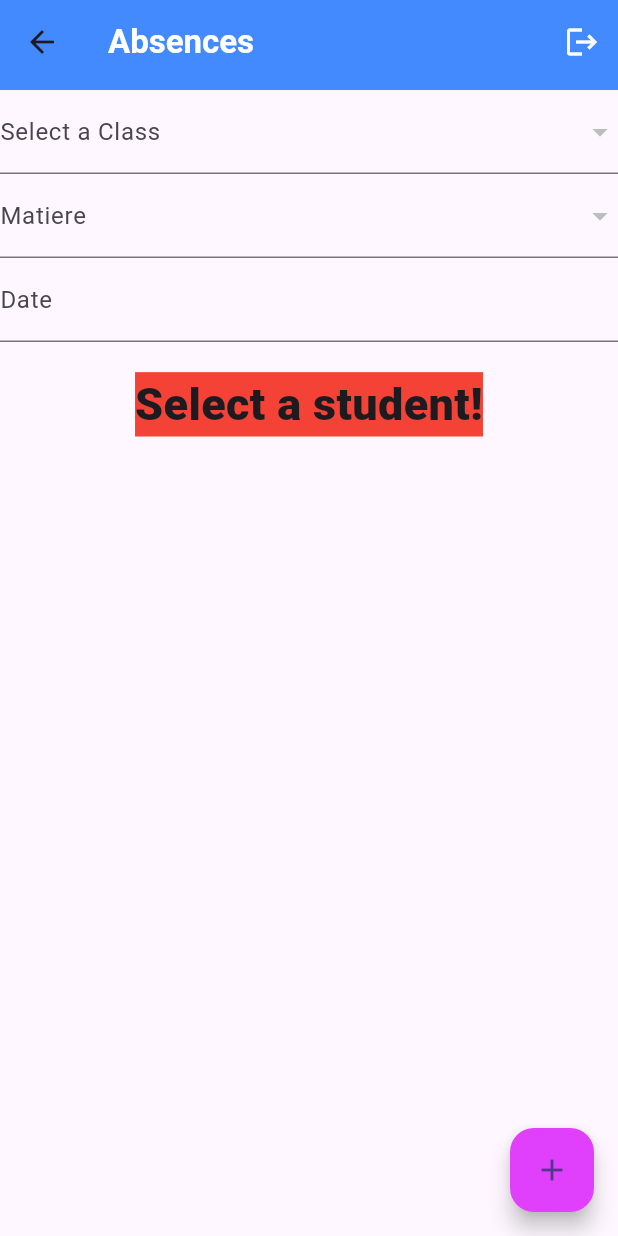
After one commit to zettabyte918/flutter-spring-scol, a Flutter app: the AbsenceScreen_2 screen opened by its route, on a phone screen of 412 x 824 dp. The commit adds this screen. Run offline on Flutter 3.47's test engine with Material 3 defaults, Android fonts, the phone set to English and light mode, and no system bars; our stand-ins replace animated_text_kit, flutter_slidable, google_fonts; missing offline and left inert: dart:ffi; network calls fail.

Commit message:
add screen 2

```diff
--- a/lib/main.dart
+++ b/lib/main.dart
@@ -1,6 +1,7 @@
 import 'package:flutter/material.dart';
 import 'package:tp70/screen/absencescreen.dart';
 import 'package:tp70/screen/absencescreen_1.dart';
+import 'package:tp70/screen/absencescreen_2.dart';
 import 'package:tp70/screen/matierescreen.dart';
 
 import 'screen/classscreen.dart';
@@ -25,6 +26,7 @@ class MyApp extends StatelessWidget {
         '/matier': (context) => MatiereScreen(),
         '/absences': (context) => AbsenceScreen(),
         '/absences_1': (context) => AbsenceScreen_1(),
+        '/absences_2': (context) => AbsenceScreen_2(),
         '/formation': (context) => FormationScreen()
       },
     );
--- /dev/null
+++ b/lib/screen/absencescreen_2.dart
@@ -0,0 +1,330 @@
+import 'package:flutter/material.dart';
+import 'package:flutter_slidable/flutter_slidable.dart';
+import 'package:http/http.dart';
+import 'package:intl/intl.dart';
+import 'package:tp70/entities/absence.dart';
+import 'package:tp70/entities/student.dart';
+import 'package:tp70/services/classeservice.dart';
+import 'package:tp70/entities/matier.dart';
+import 'package:tp70/template/dialog/absencedialog.dart';
+import 'package:tp70/template/dialog/classedialog.dart';
+import 'package:tp70/template/dialog/matierdialog.dart';
+import 'package:tp70/template/navbar.dart';
+import 'package:http/http.dart' as http;
+import 'package:http/http.dart';
+import 'dart:convert';
+import '../entities/classe.dart';
+
+class AbsenceScreen_2 extends StatefulWidget {
+  @override
+  AbsenceScreen_2State createState() => AbsenceScreen_2State();
+}
+
+class AbsenceScreen_2State extends State<AbsenceScreen_2> {
+  List<Classe> classes = [];
+  List<Student> students = [];
+  Classe? selectedClass;
+  Student? selectedStudent;
+  List<Absence>? absences;
+
+  // part 1
+  List<Matier>? matiers;
+  Matier? selectedMatiere;
+  TextEditingController dateCtrl = TextEditingController();
+  DateTime selectedDate = DateTime.now();
+
+  Future<void> _selectDate(BuildContext context) async {
+    DateTime? picked = await showDatePicker(
+        context: context,
+        initialDate: selectedDate,
+        firstDate: DateTime(2015, 8),
+        lastDate: DateTime(2101));
+    if (picked != null && picked != selectedDate) {
+      setState(() {
+        dateCtrl.text =
+            DateFormat("yyyy-MM-dd").format(DateTime.parse(picked.toString()));
+        selectedDate = picked;
+        getAbsenceByMatiereAndDate();
+      });
+    }
+  }
+
+  @override
+  void initState() {
+    super.initState();
+    // Fetch classes when the screen loads
+    getAllClasses().then((result) {
+      print("success getting all classes from absence screen");
+      setState(() {
+        classes = result;
+      });
+
+      print("class from AbsenceScreen_2: " +
+          classes.elementAt(0).matieres.toString());
+    });
+  }
+
+  refresh() {
+    setState(() {});
+  }
+
+  // Future<void> getStudentsByClass(Classe selectedClass) async {
+  //   Response response = await http.get(Uri.parse(
+  //       "http://localhost:8080/etudiant/getByClasseId/${selectedClass.codClass}"));
+  //   if (response.statusCode == 200) {
+  //     List<dynamic> data = jsonDecode(response.body);
+  //     List<Student> studentsInClass =
+  //         data.map((json) => Student.fromJson(json)).toList();
+  //     setState(() {
+  //       students = studentsInClass;
+  //     });
+  //   } else {
+  //     throw Exception("Failed to load students");
+  //   }
+  // }
+
+  Future<void> getAbsenceByStudentId() async {
+    Response response = await http.get(Uri.parse(
+        "http://localhost:8080/absence/getByEtudiantId/${this.selectedStudent?.id}"));
+    if (response.statusCode == 200) {
+      List<dynamic> data = jsonDecode(response.body);
+      List<Absence> studentAbcenses =
+          data.map((json) => Absence.fromJson(json)).toList();
+      setState(() {
+        absences = studentAbcenses;
+      });
+    } else {
+      throw Exception("Failed to load absences");
+    }
+  }
+
+  Future<void> getAbsenceByMatiereAndDate() async {
+    // Format the date as needed (e.g., "2023-12-14")
+    String formattedDate = DateFormat('yyyy-MM-dd').format(selectedDate);
+    String url =
+        "http://localhost:8080/absence/getByMatiereIdAndDate/?matiereId=${this.selectedMatiere?.matiereId.toString()}&date=${formattedDate}";
+    print(url);
+    Response response = await http.get(Uri.parse(url));
+
+    if (response.statusCode == 200) {
+      List<dynamic> data = jsonDecode(response.body);
+      List<Absence> matiereDateAbsences =
+          data.map((json) => Absence.fromJson(json)).toList();
+
+      setState(() {
+        absences = matiereDateAbsences;
+      });
+    } else {
+      throw Exception("Failed to load absences");
+    }
+  }
+
+  @override
+  Widget build(BuildContext context) {
+    return Scaffold(
+      appBar: NavBar('Absences'),
+      body: Column(
+        children: [
+          DropdownButtonFormField<Classe>(
+            value: selectedClass,
+            onChanged: (Classe? value) {
+              setState(() {
+                // ignore: cast_from_null_always_fails
+                selectedStudent = null;
+                absences = null;
+                selectedClass = value;
+                // Fetch students when a class is selected
+                if (selectedClass != null) {
+                  // getStudentsByClass(selectedClass!);
+                }
+              });
+            },
+            items: classes.map((Classe classe) {
+              return DropdownMenuItem<Classe>(
+                value: classe,
+                child: Text(classe.nomClass),
+              );
+            }).toList(),
+            decoration: const InputDecoration(labelText: "Select a Class"),
+          ),
+          DropdownButtonFormField<Matier>(
+            value: selectedMatiere,
+            onChanged: (Matier? value) {
+              setState(() {
+                selectedMatiere = value;
+              });
+            },
+            items: selectedClass?.matieres?.map((Matier matiere) {
+              return DropdownMenuItem<Matier>(
+                value: matiere,
+                child: Text(matiere.matiereName),
+              );
+            }).toList(),
+            decoration: const InputDecoration(labelText: "Matiere"),
+          ),
+          TextFormField(
+            controller: dateCtrl,
+            readOnly: true,
+            decoration: const InputDecoration(labelText: "Date"),
+            onTap: () {
+              _selectDate(context);
+            },
+          ),
+          // DropdownButtonFormField<Student>(
+          //   value: selectedStudent,
+          //   onChanged: (Student? value) {
+          //     setState(() {
+          //       selectedStudent = value;
+          //     });
+
+          //     // Fetch students absence
+          //     getAbsenceByStudentId();
+          //   },
+          //   items: students.map((Student student) {
+          //     return DropdownMenuItem<Student>(
+          //       value: student,
+          //       child: Text(student.nom),
+          //     );
+          //   }).toList(),
+          //   decoration: const InputDecoration(labelText: "Select a Student"),
+          // ),
+          Expanded(
+              child: ListView.builder(
+            padding: const EdgeInsets.all(0),
+            itemCount: absences?.length ?? 1,
+            itemBuilder: (BuildContext context, int index) {
+              if (absences != null) {
+                return Slidable(
+                  key: Key(absences!.elementAt(index).absenceId.toString()),
+                  startActionPane: ActionPane(
+                    motion: const ScrollMotion(),
+                    children: [
+                      SlidableAction(
+                        onPressed: (context) async {
+                          showDialog(
+                              context: context,
+                              builder: (BuildContext context) {
+                                return AbsenceDialog(
+                                  notifyParent: refresh,
+                                  getAllAbsence: getAbsenceByStudentId,
+                                  matieres: selectedClass?.matieres,
+                                  absence: Absence(
+                                      absences?.elementAt(index).absenceNb,
+                                      absences?.elementAt(index).date,
+                                      selectedStudent,
+                                      absences?.elementAt(index).matiere,
+                                      absences?.elementAt(index).absenceId),
+                                  modif: true,
+                                );
+                              });
+                        },
+                        backgroundColor: const Color(0xFF21B7CA),
+                        foregroundColor: Colors.white,
+                        icon: Icons.edit,
+                        label: 'Edit',
+                      ),
+                    ],
+                  ),
+                  endActionPane: ActionPane(
+                    motion: ScrollMotion(),
+                    dismissible: DismissiblePane(onDismissed: () async {
+                      deleteAbsence(absences?.elementAt(index).absenceId);
+                      getAbsenceByStudentId();
+                    }),
+                    children: [Container()],
+                  ),
+                  child: Column(
+                    crossAxisAlignment: CrossAxisAlignment.start,
+                    children: [
+                      Container(
+                        margin: const EdgeInsets.all(10.0),
+                        child: Column(
+                          crossAxisAlignment: CrossAxisAlignment.start,
+                          children: [
+                            Row(
+                              children: [
+                                const Text(
+                                  "Student name: ",
+                                ),
+                                Text(
+                                  "${absences!.elementAt(index).etudiant?.nom} ${absences!.elementAt(index).etudiant?.prenom}",
+                                  style: const TextStyle(
+                                    fontWeight: FontWeight.bold,
+                                  ),
+                                ),
+                              ],
+                            ),
+                            Row(
+                              children: [
+                                const Text("Hours number: "),
+                                Text(
+                                  absences!
+                                      .elementAt(index)
+                                      .absenceNb
+                                      .toString(),
+                                  style: const TextStyle(
+                                    fontWeight: FontWeight.bold,
+                                  ),
+                                ),
+                                const SizedBox(
+                                  width: 2.0,
+                                ),
+                              ],
+                            ),
+                            Row(
+                              children: [
+                                const Text("Matiere name: "),
+                                Text(
+                                    absences
+                                            ?.elementAt(index)
+                                            .matiere
+                                            ?.matiereName ??
+                                        'N/A',
+                                    style: const TextStyle(
+                                        fontWeight: FontWeight.bold,
+                                        backgroundColor:
+                                            Colors.lightBlueAccent))
+                              ],
+                            ),
+                          ],
+                        ),
+                      ),
+                    ],
+                  ),
+                );
+              }
+              // show whene selected student is null
+              return Container(
+                margin: const EdgeInsets.fromLTRB(0, 20, 0, 0),
+                child: const Text("Select a student!",
+                    textAlign: TextAlign.center,
+                    style: TextStyle(
+                        fontSize: 30,
+                        fontWeight: FontWeight.w900,
+                        backgroundColor: Colors.red)),
+              );
+            },
+          )),
+        ],
+      ),
+      floatingActionButton: FloatingActionButton(
+        backgroundColor: Colors.purpleAccent,
+        onPressed: () async {
+          showDialog(
+              context: context,
+              builder: (BuildContext context) {
+                return AbsenceDialog(
+                  notifyParent: refresh,
+                  getAllAbsence: getAbsenceByStudentId,
+                  matieres: selectedClass?.matieres,
+                  absence: Absence(0, "", selectedStudent, null, null),
+                  modif: false,
+                );
+              });
+          //print("test");
+        },
+        child: const Icon(Icons.add),
+      ),
+    );
+  }
+}
--- a/lib/screen/dashboard.dart
+++ b/lib/screen/dashboard.dart
@@ -56,6 +56,12 @@ class Dashboard extends StatelessWidget {
               },
             ),
             ListTile(
+              title: const Text('Absences_2'),
+              onTap: () {
+                Navigator.pushNamed(context, '/absences_2');
+              },
+            ),
+            ListTile(
               title: const Text('Formations'),
               onTap: () {
                 Navigator.pushNamed(context, '/formation');
```
